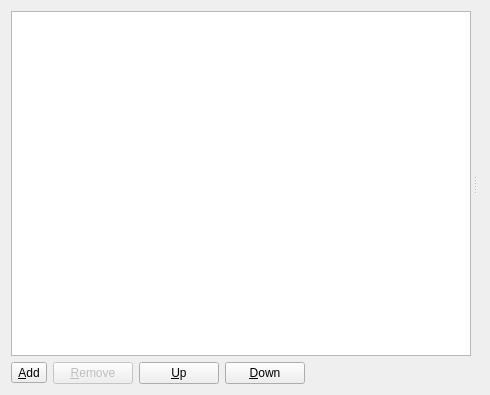
Qt form src/ui/itemorderlist.ui (hluk/CopyQ) before a commit.
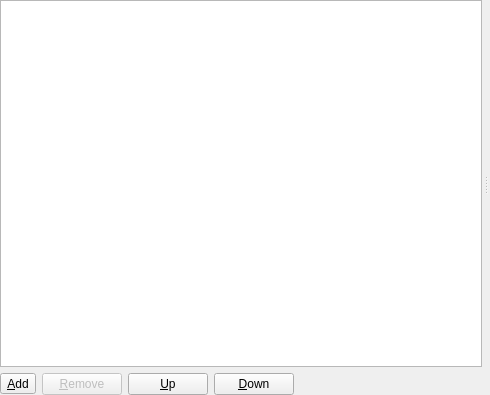
The same form after that commit.

Diff of the .ui file:
```diff
--- a/src/ui/itemorderlist.ui
+++ b/src/ui/itemorderlist.ui
@@ -11,6 +11,18 @@
    </rect>
   </property>
   <layout class="QVBoxLayout" name="verticalLayout_6">
+   <property name="leftMargin">
+    <number>0</number>
+   </property>
+   <property name="topMargin">
+    <number>0</number>
+   </property>
+   <property name="rightMargin">
+    <number>0</number>
+   </property>
+   <property name="bottomMargin">
+    <number>0</number>
+   </property>
    <item>
     <widget class="QSplitter" name="splitter">
      <property name="sizePolicy">
```
